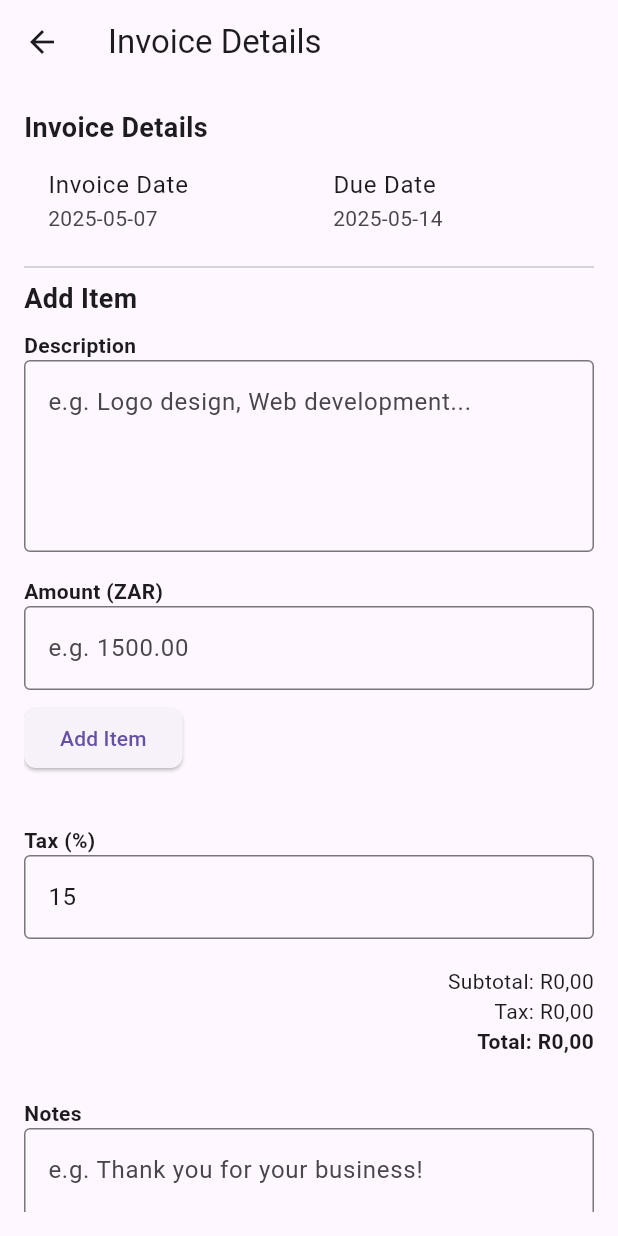
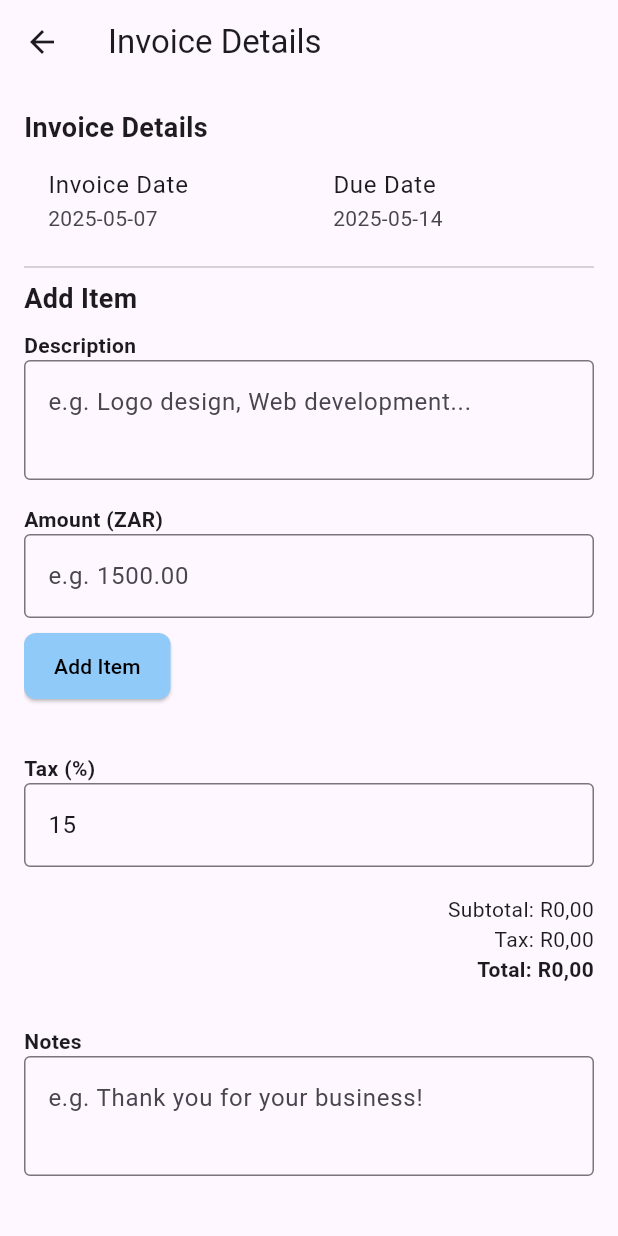
Before and after one commit to flutify-sa/flutify_invoices, a Flutter app: the InvoiceFormScreen screen opened directly, after a tap on "View Invoice Details", on a phone screen of 412 x 824 dp. Run offline on Flutter 3.47's test engine with Material 3 defaults, Android fonts, the phone set to English and light mode, and no system bars.

Commit message:
ui changes

```diff
--- a/lib/first_invoice_screen.dart
+++ b/lib/first_invoice_screen.dart
@@ -137,7 +137,14 @@ class _InvoiceFormScreenState extends State<InvoiceFormScreen> {
               keyboardType: TextInputType.emailAddress,
             ),
             ElevatedButton(
-              onPressed: _navigateToInvoiceDetails,
+              onPressed: _navigateToInvoiceDetails, style: ElevatedButton.styleFrom(
+    shape: RoundedRectangleBorder(
+      borderRadius: BorderRadius.circular(8),
+    ),
+    padding: const EdgeInsets.symmetric(horizontal: 20, vertical: 12),
+    backgroundColor: Colors.blue.shade200,
+    foregroundColor: Colors.black,
+  ),
               child: const Text("View Invoice Details"),
             ),
           ],
--- a/lib/invoice_details_screen.dart
+++ b/lib/invoice_details_screen.dart
@@ -147,7 +147,7 @@ class _InvoiceDetailsScreenState extends State<InvoiceDetailsScreen> {
                 label: "Description",
                 hintText: "e.g. Logo design, Web development...",
                 controller: widget.itemDescController,
-                maxLines: 4,
+                maxLines: 2,
               ),
               CustomTextField(
                 label: "Amount (ZAR)",
@@ -160,7 +160,11 @@ class _InvoiceDetailsScreenState extends State<InvoiceDetailsScreen> {
                 onPressed: widget.onAddItem,
              style: ElevatedButton.styleFrom(
     shape: RoundedRectangleBorder(
-                      borderRadius: BorderRadius.circular(8)),
+      borderRadius: BorderRadius.circular(8),
+    ),
+    padding: const EdgeInsets.symmetric(horizontal: 20, vertical: 12),
+    backgroundColor: Colors.blue.shade200,
+    foregroundColor: Colors.black,
   ),
                 child: const Text("Add Item"),
               ),
@@ -215,7 +219,7 @@ class _InvoiceDetailsScreenState extends State<InvoiceDetailsScreen> {
                 label: "Notes",
                 hintText: "e.g. Thank you for your business!",
                 controller: widget.notesController,
-                maxLines: 4,
+                maxLines: 2,
               ),
               const SizedBox(height: 20),
               // Save and Share Buttons
@@ -228,7 +232,11 @@ class _InvoiceDetailsScreenState extends State<InvoiceDetailsScreen> {
                     label: const Text("Save"),
                     style: ElevatedButton.styleFrom(
     shape: RoundedRectangleBorder(
-                          borderRadius: BorderRadius.circular(8)),
+      borderRadius: BorderRadius.circular(8),
+    ),
+    padding: const EdgeInsets.symmetric(horizontal: 20, vertical: 12),
+    backgroundColor: Colors.blue.shade200,
+    foregroundColor: Colors.black,
   ),
                   ),
                   ElevatedButton.icon(
@@ -237,7 +245,11 @@ class _InvoiceDetailsScreenState extends State<InvoiceDetailsScreen> {
                     label: const Text("Share"),
                    style: ElevatedButton.styleFrom(
     shape: RoundedRectangleBorder(
-                          borderRadius: BorderRadius.circular(8)),
+      borderRadius: BorderRadius.circular(8),
+    ),
+    padding: const EdgeInsets.symmetric(horizontal: 20, vertical: 12),
+    backgroundColor: Colors.blue.shade200,
+    foregroundColor: Colors.black,
   ),
                   ),
                 ],
```
Lines whose indentation alone changed are shown as unchanged.
